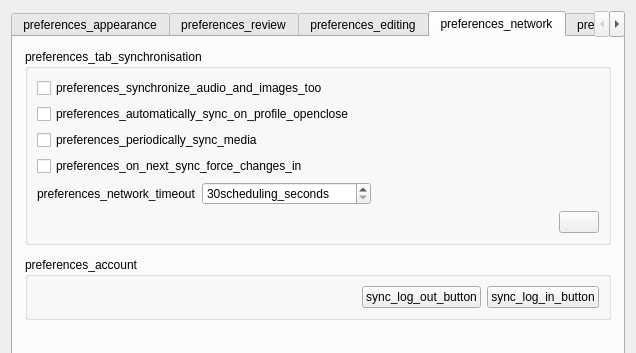
This is qt/aqt/forms/preferences.ui in ankitects/anki as Qt 5 draws it before an edit; both pictures show x 0 to 636 and y 0 to 353 of the 636 by 638 pixel window. The edited form follows.
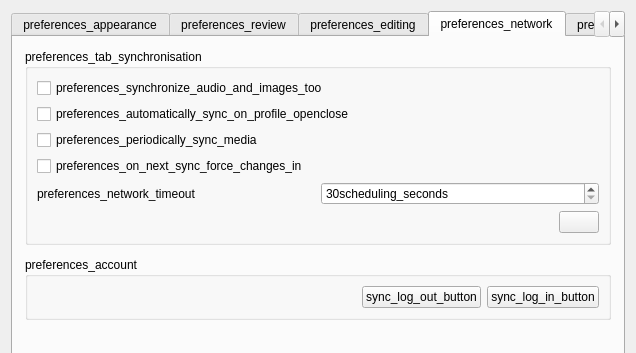
This is the edited form. The open tabs and pages were chosen to show the change.

Commit message: Fix positioning/size of text boxes

The edit to the form file:
```diff
--- a/qt/aqt/forms/preferences.ui
+++ b/qt/aqt/forms/preferences.ui
@@ -741,19 +741,6 @@
               </property>
              </widget>
             </item>
-            <item>
-             <spacer name="horizontalSpacer_4">
-              <property name="orientation">
-               <enum>Qt::Horizontal</enum>
-              </property>
-              <property name="sizeHint" stdset="0">
-               <size>
-                <width>40</width>
-                <height>20</height>
-               </size>
-              </property>
-             </spacer>
-            </item>
            </layout>
           </item>
           <item>
```
Left out of the diff: 28 changed lines with no effect on the pictures.
